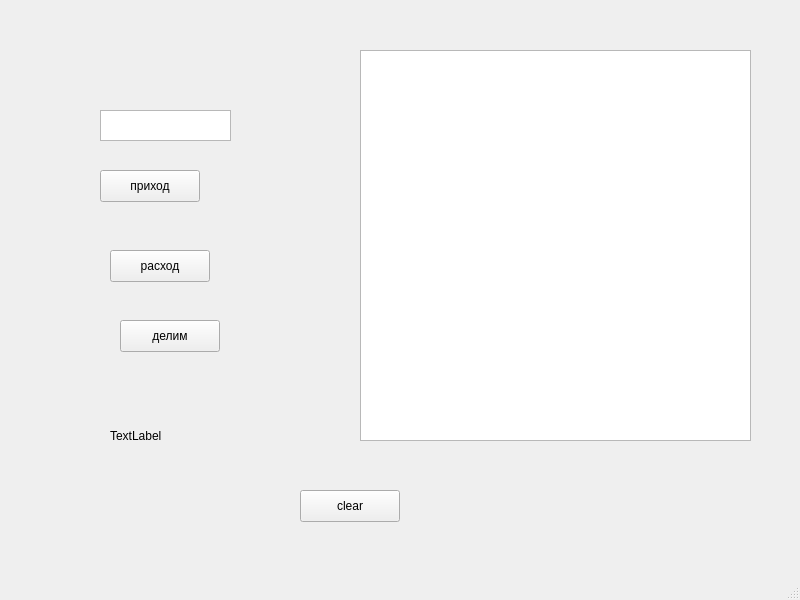
The window that kassa/mainwindow.ui (Gainet1m1/kassa_cplus) describes before a commit, drawn with Qt 5.
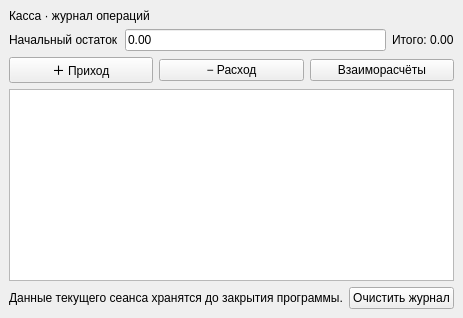
The same window after the commit.

```diff
--- a/kassa/mainwindow.ui
+++ b/kassa/mainwindow.ui
@@ -2,115 +2,91 @@
 <ui version="4.0">
  <class>MainWindow</class>
  <widget class="QMainWindow" name="MainWindow">
-  <property name="geometry">
-   <rect>
-    <x>0</x>
-    <y>0</y>
-    <width>800</width>
-    <height>600</height>
-   </rect>
-  </property>
   <property name="windowTitle">
    <string>MainWindow</string>
   </property>
   <widget class="QWidget" name="centralwidget">
-   <widget class="QPushButton" name="pushPlus">
-    <property name="geometry">
-     <rect>
-      <x>100</x>
-      <y>170</y>
-      <width>100</width>
-      <height>32</height>
-     </rect>
-    </property>
-    <property name="text">
-     <string>приход</string>
-    </property>
-   </widget>
-   <widget class="QPushButton" name="pushMinus">
-    <property name="geometry">
-     <rect>
-      <x>110</x>
-      <y>250</y>
-      <width>100</width>
-      <height>32</height>
-     </rect>
-    </property>
-    <property name="text">
-     <string>расход</string>
-    </property>
-   </widget>
-   <widget class="QTableView" name="tableView">
-    <property name="geometry">
-     <rect>
-      <x>360</x>
-      <y>50</y>
-      <width>391</width>
-      <height>391</height>
-     </rect>
-    </property>
-   </widget>
-   <widget class="QTextEdit" name="beforeIn">
-    <property name="geometry">
-     <rect>
-      <x>100</x>
-      <y>110</y>
-      <width>131</width>
-      <height>31</height>
-     </rect>
-    </property>
-   </widget>
-   <widget class="QLabel" name="Sum">
-    <property name="geometry">
-     <rect>
-      <x>110</x>
-      <y>415</y>
-      <width>151</width>
-      <height>41</height>
-     </rect>
-    </property>
-    <property name="text">
-     <string>TextLabel</string>
-    </property>
-   </widget>
-   <widget class="QPushButton" name="clear">
-    <property name="geometry">
-     <rect>
-      <x>300</x>
-      <y>490</y>
-      <width>100</width>
-      <height>32</height>
-     </rect>
-    </property>
-    <property name="text">
-     <string>clear</string>
-    </property>
-   </widget>
-   <widget class="QPushButton" name="pushDel">
-    <property name="geometry">
-     <rect>
-      <x>120</x>
-      <y>320</y>
-      <width>100</width>
-      <height>32</height>
-     </rect>
-    </property>
-    <property name="text">
-     <string>делим</string>
-    </property>
-   </widget>
+   <layout class="QVBoxLayout" name="mainLayout">
+    <item>
+     <widget class="QLabel" name="title">
+      <property name="text">
+       <string>Касса · журнал операций</string>
+      </property>
+     </widget>
+    </item>
+    <item>
+     <layout class="QHBoxLayout" name="balanceLayout">
+      <item>
+       <widget class="QLabel" name="balanceLabel">
+        <property name="text">
+         <string>Начальный остаток</string>
+        </property>
+       </widget>
+      </item>
+      <item>
+       <widget class="QLineEdit" name="beforeIn">
+        <property name="text">
+         <string>0.00</string>
+        </property>
+       </widget>
+      </item>
+      <item>
+       <widget class="QLabel" name="Sum">
+        <property name="text">
+         <string>Итого: 0.00</string>
+        </property>
+       </widget>
+      </item>
+     </layout>
+    </item>
+    <item>
+     <layout class="QHBoxLayout" name="actions">
+      <item>
+       <widget class="QPushButton" name="pushPlus">
+        <property name="text">
+         <string>＋ Приход</string>
+        </property>
+       </widget>
+      </item>
+      <item>
+       <widget class="QPushButton" name="pushMinus">
+        <property name="text">
+         <string>− Расход</string>
+        </property>
+       </widget>
+      </item>
+      <item>
+       <widget class="QPushButton" name="pushDel">
+        <property name="text">
+         <string>Взаиморасчёты</string>
+        </property>
+       </widget>
+      </item>
+     </layout>
+    </item>
+    <item>
+     <widget class="QTableView" name="tableView" />
+    </item>
+    <item>
+     <layout class="QHBoxLayout" name="footer">
+      <item>
+       <widget class="QLabel" name="hint">
+        <property name="text">
+         <string>Данные текущего сеанса хранятся до закрытия программы.</string>
+        </property>
+       </widget>
+      </item>
+      <item>
+       <widget class="QPushButton" name="clear">
+        <property name="text">
+         <string>Очистить журнал</string>
+        </property>
+       </widget>
+      </item>
+     </layout>
+    </item>
+   </layout>
   </widget>
-  <widget class="QMenuBar" name="menubar">
-   <property name="geometry">
-    <rect>
-     <x>0</x>
-     <y>0</y>
-     <width>800</width>
-     <height>22</height>
-    </rect>
-   </property>
-  </widget>
-  <widget class="QStatusBar" name="statusbar"/>
  </widget>
  <resources/>
  <connections/>
```
Left out of the diff: 8 changed lines with no effect on the pictures.
